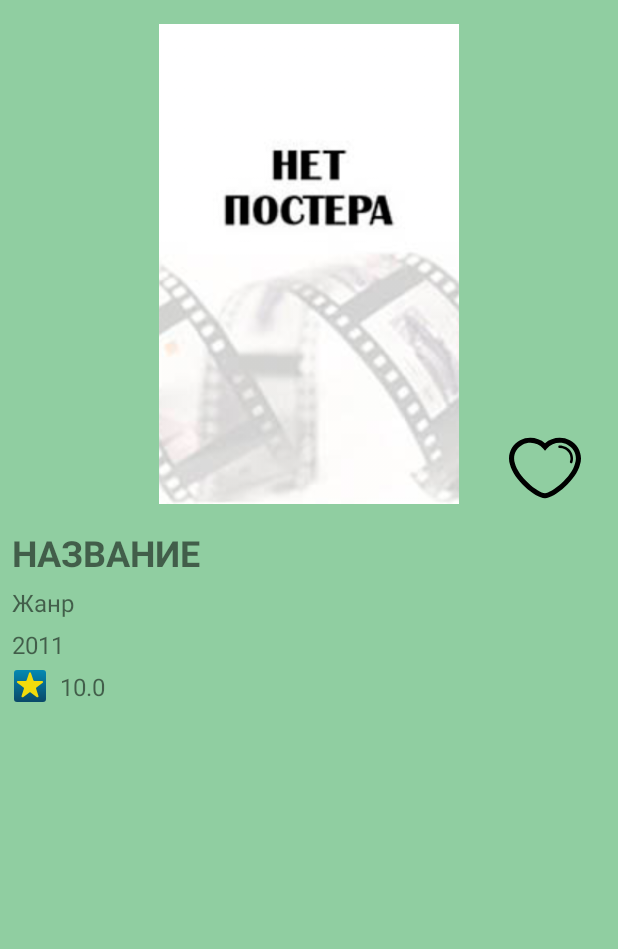
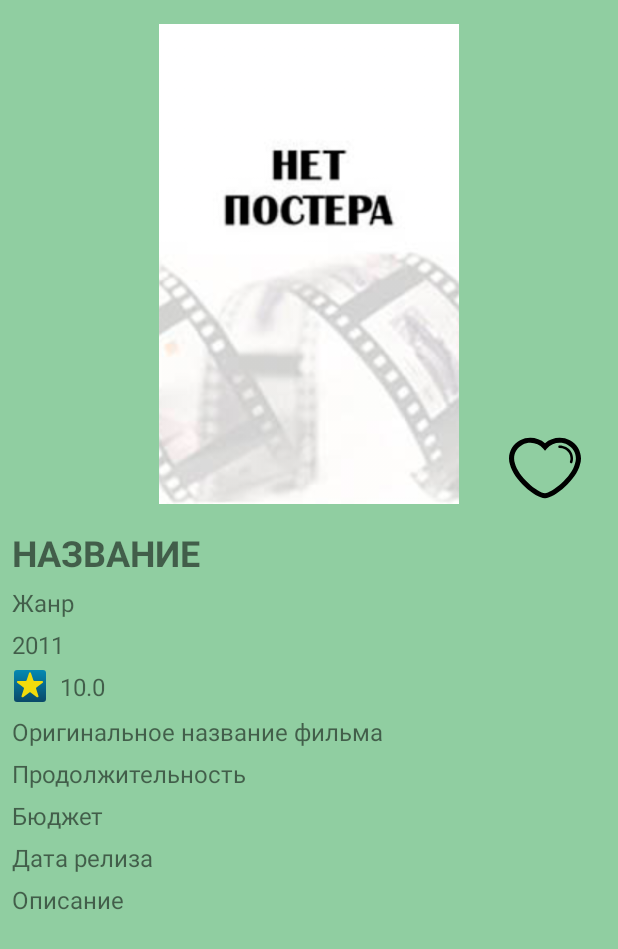
Before and after one commit to ArkHak/KinoFan, an Android app: the layout fragment_details_film.xml on its own in the app's theme, with its tools: preview values and no code run, on a phone screen of 412 x 824 dp. Shown: the top 949 px of the screen. Run offline under Robolectric (Android 15) with nearby library versions, the phone set to English and light mode, and no system bars.

Commit message:
ver 0.5.15 + отображение больше данных

```diff
--- a/app/src/main/java/com/example/kinofan/ui/view/DetailsFilmFragment.kt
+++ b/app/src/main/java/com/example/kinofan/ui/view/DetailsFilmFragment.kt
@@ -59,6 +59,11 @@ class DetailsFilmFragment : Fragment() {
                 filmGenre.text = film.genre
                 filmRating.text = film.vote_average.toString()
                 filmYearCreated.text = film.year_creation
+                filmOriginalTitle.text = film.original_title
+                filmRuntime.text = film.runtime.toString()
+                filmReleaseDate.text = film.release_date
+                filmBudget.text = film.budget.toString()
+                filmOverview.text = film.overview
             }
         }
     }
--- a/app/src/main/res/layout/fragment_details_film.xml
+++ b/app/src/main/res/layout/fragment_details_film.xml
@@ -5,8 +5,8 @@
     android:id="@+id/fragment_detail_film"
     android:layout_width="match_parent"
     android:layout_height="match_parent"
+    android:background="@color/tertiaryColor"
     android:orientation="vertical"
-    android:background="@color/tertiaryColor"
     tools:context=".ui.view.DetailsFilmFragment">
 
 
@@ -90,4 +90,59 @@
         app:layout_constraintTop_toBottomOf="@id/film_year_created"
         tools:text="10.0" />
 
+    <TextView
+        android:id="@+id/film_original_title"
+        android:layout_width="wrap_content"
+        android:layout_height="wrap_content"
+        android:layout_marginStart="8dp"
+        android:layout_marginTop="6dp"
+        android:textSize="16sp"
+        app:layout_constraintStart_toStartOf="parent"
+        app:layout_constraintTop_toBottomOf="@id/ic_rating"
+        tools:text="Оригинальное название фильма" />
+
+    <TextView
+        android:id="@+id/film_runtime"
+        android:layout_width="wrap_content"
+        android:layout_height="wrap_content"
+        android:layout_marginStart="8dp"
+        android:layout_marginTop="6dp"
+        android:textSize="16sp"
+        app:layout_constraintStart_toStartOf="parent"
+        app:layout_constraintTop_toBottomOf="@id/film_original_title"
+        tools:text="Продолжительность" />
+
+    <TextView
+        android:id="@+id/film_budget"
+        android:layout_width="wrap_content"
+        android:layout_height="wrap_content"
+        android:layout_marginStart="8dp"
+        android:layout_marginTop="6dp"
+        android:textSize="16sp"
+        app:layout_constraintStart_toStartOf="parent"
+        app:layout_constraintTop_toBottomOf="@id/film_runtime"
+        tools:text="Бюджет" />
+
+    <TextView
+        android:id="@+id/film_release_date"
+        android:layout_width="wrap_content"
+        android:layout_height="wrap_content"
+        android:layout_marginStart="8dp"
+        android:layout_marginTop="6dp"
+        android:textSize="16sp"
+        app:layout_constraintStart_toStartOf="parent"
+        app:layout_constraintTop_toBottomOf="@id/film_budget"
+        tools:text="Дата релиза" />
+
+    <TextView
+        android:id="@+id/film_overview"
+        android:layout_width="wrap_content"
+        android:layout_height="wrap_content"
+        android:layout_marginStart="8dp"
+        android:layout_marginTop="6dp"
+        android:textSize="16sp"
+        app:layout_constraintStart_toStartOf="parent"
+        app:layout_constraintTop_toBottomOf="@id/film_release_date"
+        tools:text="Описание" />
+
 </androidx.constraintlayout.widget.ConstraintLayout>
```
